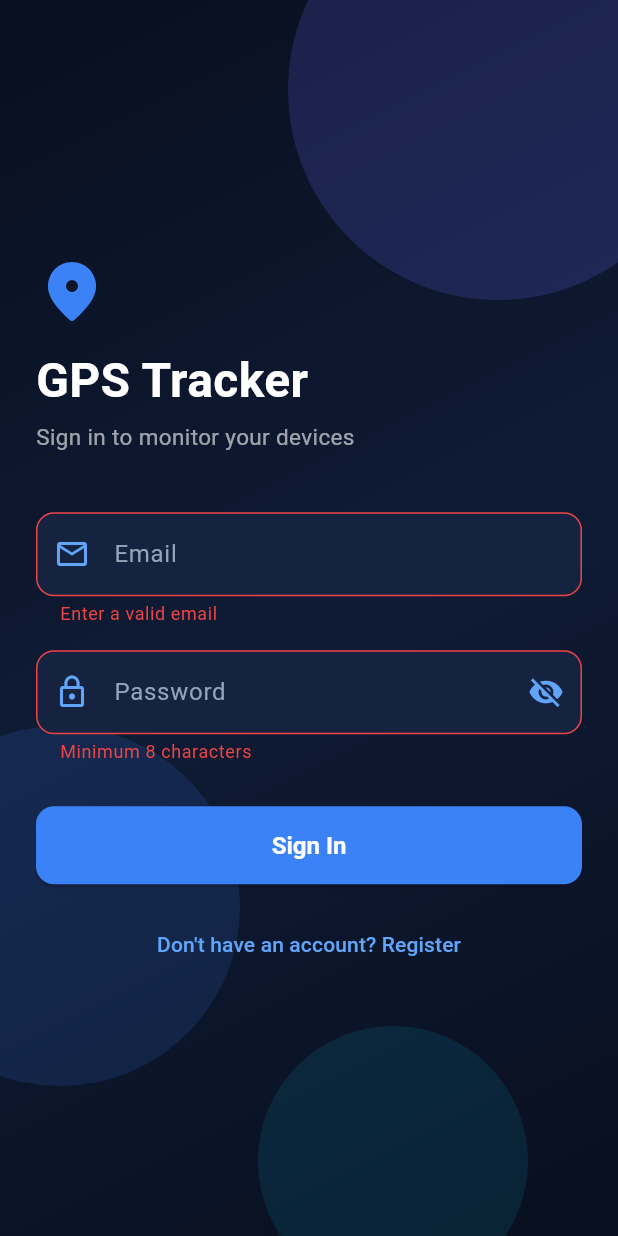
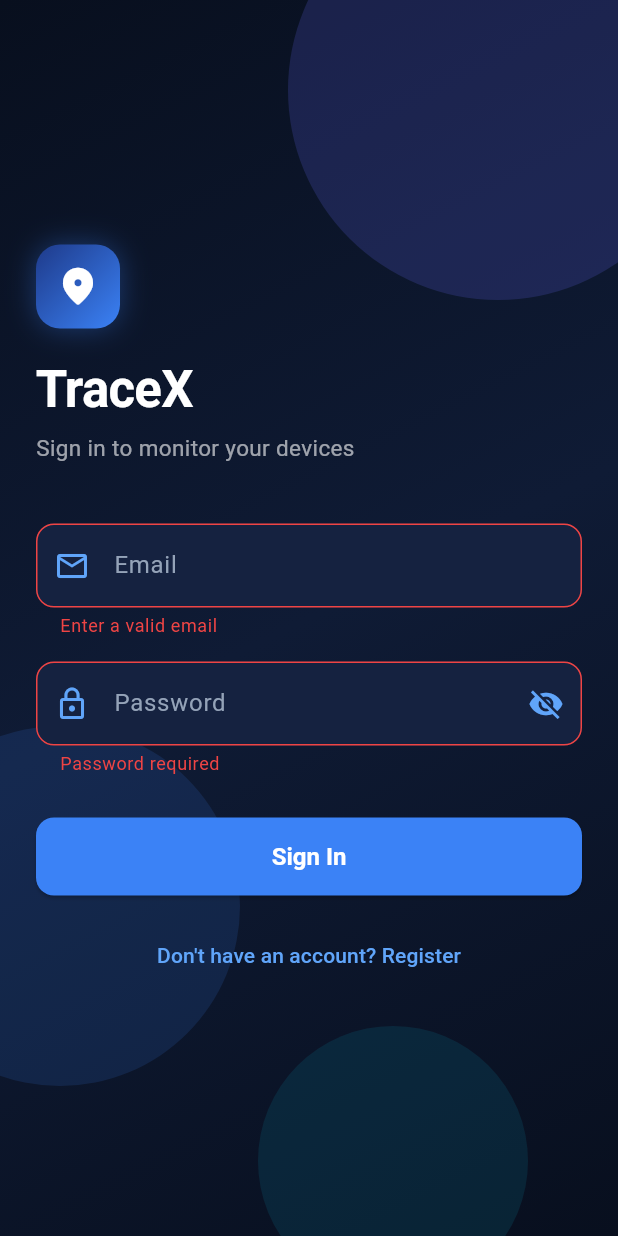
Before and after one commit to Shaloh69/GPS_Tracker, a Flutter app: the screen it shows after launch, after a tap on "Sign In", on a phone screen of 412 x 824 dp. Run offline on Flutter 3.47's test engine with Material 3 defaults, Android fonts, the phone set to English and light mode, and no system bars; our stand-ins replace flutter_animate, flutter_map, flutter_secure_storage, latlong2, shared_preferences, socket_io_client; accounts and stored records are empty.

Commit message:
feat: v1.0.5 — proper toasts, TraceX branding, auto-login after register, server auth fixes
Flutter:
- Add app_toast.dart: styled floating toasts (success/error/warning/info)
- login_screen: TraceX branding, showToast errors, keyboard done action
- register_screen: showToast, auto-navigate home via popUntil(isFirst) after register
- add_device_screen: showToast for copy and errors
- main.dart: app title set to TraceX
- pubspec: 1.0.5+6

Server:
- register now saves refresh token to DB (was missing)
- login: No account found vs Incorrect password distinct messages

Co-Authored-By: Claude Sonnet 4.6 <noreply@anthropic.com>

```diff
--- a/flutter_app/lib/main.dart
+++ b/flutter_app/lib/main.dart
@@ -36,7 +36,7 @@ class GpsTrackerApp extends StatelessWidget {
   @override
   Widget build(BuildContext context) {
     return MaterialApp(
-      title: 'GPS Tracker',
+      title: 'TraceX',
       debugShowCheckedModeBanner: false,
       theme: buildDarkTheme(),
       home: Consumer<AuthService>(
--- a/flutter_app/lib/screens/auth/login_screen.dart
+++ b/flutter_app/lib/screens/auth/login_screen.dart
@@ -4,6 +4,7 @@ import '../../services/auth_service.dart';
 import '../../services/api_service.dart';
 import '../../theme/app_theme.dart';
 import '../../widgets/gradient_background.dart';
+import '../../widgets/app_toast.dart';
 import 'register_screen.dart';
 
 class LoginScreen extends StatefulWidget {
@@ -30,20 +31,21 @@ class _LoginScreenState extends State<LoginScreen> {
     if (!_form.currentState!.validate()) return;
     setState(() => _loading = true);
     try {
-      await context.read<AuthService>().login(_email.text.trim(), _password.text);
+      await context.read<AuthService>().login(
+            _email.text.trim(),
+            _password.text,
+          );
+      // Consumer in main.dart auto-swaps to HomeScreen — no navigation needed
     } on ApiException catch (e) {
-      if (mounted) _showError(e.message);
+      if (mounted) showToast(context, e.message, type: ToastType.error);
     } catch (_) {
-      if (mounted) _showError('Could not reach server');
+      if (mounted) {
+        showToast(context, 'Could not reach server. Check your connection.',
+            type: ToastType.error);
+      }
     } finally {
       if (mounted) setState(() => _loading = false);
     }
-  }
-
-  void _showError(String msg) {
-    ScaffoldMessenger.of(context).showSnackBar(
-      SnackBar(content: Text(msg), backgroundColor: AppColors.red),
-    );
   }
 
   @override
@@ -60,14 +62,33 @@ class _LoginScreenState extends State<LoginScreen> {
                   crossAxisAlignment: CrossAxisAlignment.start,
                   children: [
                     // Logo / title
-                    const Icon(Icons.location_on_rounded,
-                        size: 48, color: AppColors.blue500),
-                    const SizedBox(height: 12),
-                    const Text('GPS Tracker',
+                    Container(
+                      width: 56,
+                      height: 56,
+                      decoration: BoxDecoration(
+                        borderRadius: BorderRadius.circular(16),
+                        gradient: const LinearGradient(
+                          colors: [AppColors.blue900, AppColors.blue500],
+                          begin: Alignment.topLeft,
+                          end: Alignment.bottomRight,
+                        ),
+                        boxShadow: [
+                          BoxShadow(
+                            color: AppColors.blue500.withAlpha(90),
+                            blurRadius: 16,
+                          ),
+                        ],
+                      ),
+                      child: const Icon(Icons.location_on_rounded,
+                          size: 30, color: Colors.white),
+                    ),
+                    const SizedBox(height: 16),
+                    const Text('TraceX',
                         style: TextStyle(
-                            fontSize: 32,
+                            fontSize: 34,
                             fontWeight: FontWeight.w700,
-                            color: Colors.white)),
+                            color: Colors.white,
+                            letterSpacing: -0.5)),
                     const SizedBox(height: 4),
                     Text('Sign in to monitor your devices',
                         style: TextStyle(
@@ -78,13 +99,16 @@ class _LoginScreenState extends State<LoginScreen> {
                     TextFormField(
                       controller: _email,
                       keyboardType: TextInputType.emailAddress,
+                      textInputAction: TextInputAction.next,
                       decoration: const InputDecoration(
                         labelText: 'Email',
                         prefixIcon: Icon(Icons.email_outlined,
                             color: AppColors.blue400),
                       ),
                       validator: (v) =>
-                          v == null || !v.contains('@') ? 'Enter a valid email' : null,
+                          v == null || !v.contains('@')
+                              ? 'Enter a valid email'
+                              : null,
                     ),
                     const SizedBox(height: 16),
 
@@ -92,19 +116,24 @@ class _LoginScreenState extends State<LoginScreen> {
                     TextFormField(
                       controller: _password,
                       obscureText: _obscure,
+                      textInputAction: TextInputAction.done,
+                      onFieldSubmitted: (_) => _submit(),
                       decoration: InputDecoration(
                         labelText: 'Password',
                         prefixIcon: const Icon(Icons.lock_outline,
                             color: AppColors.blue400),
                         suffixIcon: IconButton(
                           icon: Icon(
-                              _obscure ? Icons.visibility_off : Icons.visibility,
+                              _obscure
+                                  ? Icons.visibility_off
+                                  : Icons.visibility,
                               color: AppColors.blue400),
-                          onPressed: () => setState(() => _obscure = !_obscure),
+                          onPressed: () =>
+                              setState(() => _obscure = !_obscure),
                         ),
                       ),
                       validator: (v) =>
-                          v == null || v.length < 8 ? 'Minimum 8 characters' : null,
+                          v == null || v.isEmpty ? 'Password required' : null,
                     ),
                     const SizedBox(height: 28),
 
@@ -113,7 +142,8 @@ class _LoginScreenState extends State<LoginScreen> {
                       onPressed: _loading ? null : _submit,
                       child: _loading
                           ? const SizedBox(
-                              height: 20, width: 20,
+                              height: 20,
+                              width: 20,
                               child: CircularProgressIndicator(
                                   strokeWidth: 2, color: Colors.white))
                           : const Text('Sign In'),
--- a/flutter_app/pubspec.yaml
+++ b/flutter_app/pubspec.yaml
@@ -1,6 +1,6 @@
 name: gps_tracker_app
 description: Real-time GPS Tracker Dashboard
-version: 1.0.4+5
+version: 1.0.5+6
 
 environment:
   sdk: '>=3.0.0 <4.0.0'
```
Also changed, not shown: flutter_app/lib/screens/auth/register_screen.dart (+30 -14 lines), flutter_app/lib/screens/device/add_device_screen.dart (+6 -14 lines), flutter_app/lib/widgets/app_toast.dart (added, +63 -0 lines), 2 other files.
